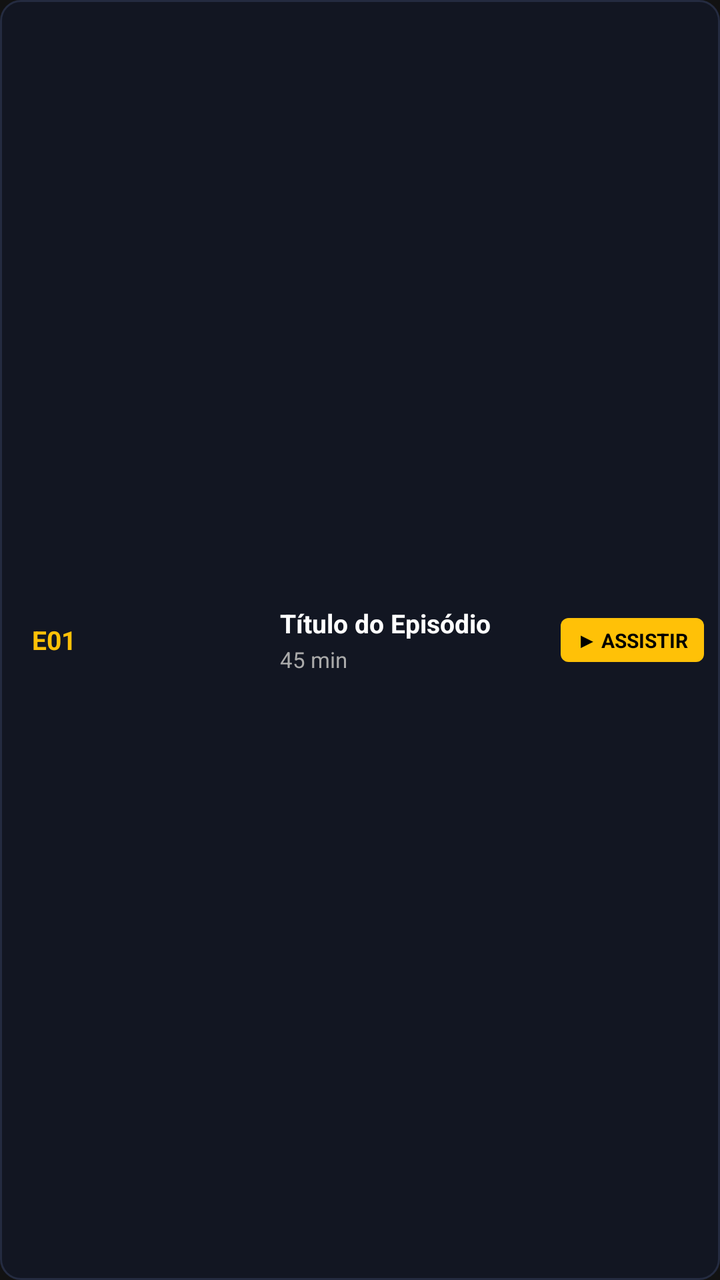
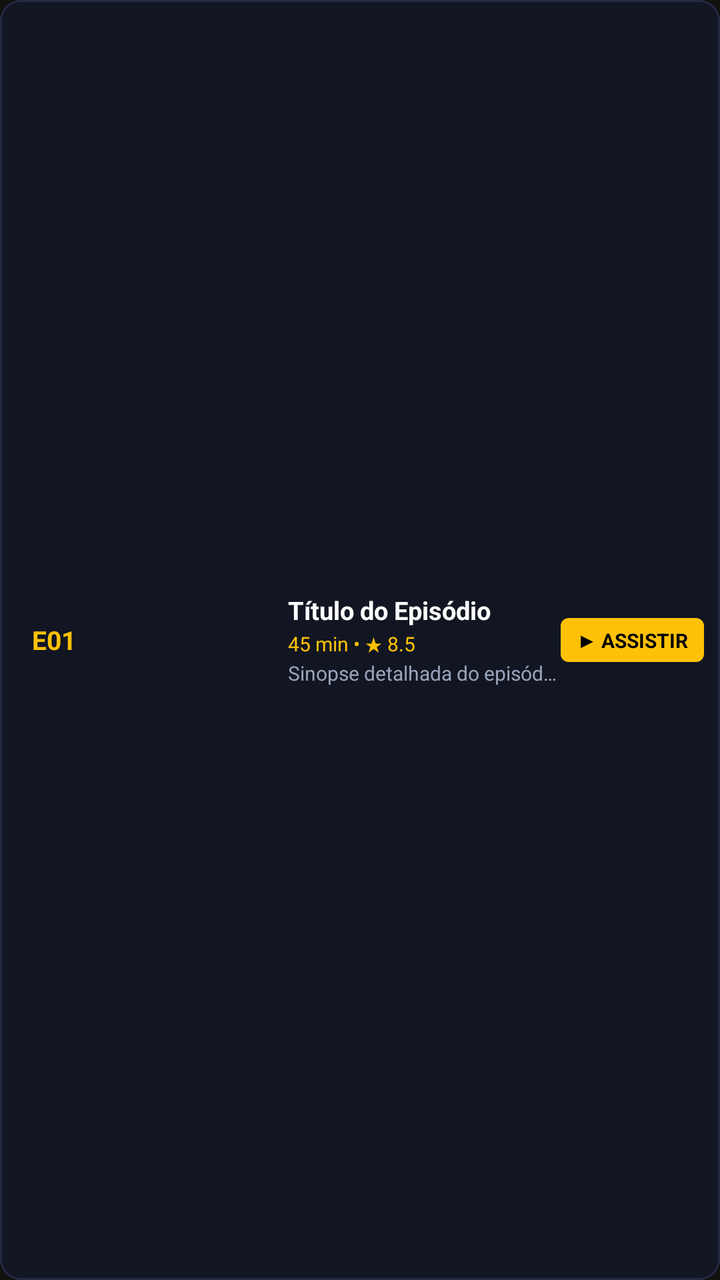

Compare the two renders of this Android layout. The source of the first and the diff that turns it into the second are given below.
<!-- AndroidManifest.xml: application theme Theme.AndPlay -->
<!-- res/layout/item_episode_card.xml -->
<?xml version="1.0" encoding="utf-8"?>
<LinearLayout xmlns:android="http://schemas.android.com/apk/res/android"
    android:id="@+id/epCardRoot"
    android:layout_width="match_parent"
    android:layout_height="68dp"
    android:layout_marginStart="6dp"
    android:layout_marginEnd="6dp"
    android:layout_marginTop="2dp"
    android:layout_marginBottom="4dp"
    android:background="@drawable/card_focus_bg"
    android:clickable="true"
    android:focusable="true"
    android:focusableInTouchMode="true"
    android:gravity="center_vertical"
    android:orientation="horizontal"
    android:paddingStart="8dp"
    android:paddingEnd="8dp"
    android:paddingTop="6dp"
    android:paddingBottom="6dp">

    <TextView
        android:id="@+id/epNum"
        android:layout_width="38dp"
        android:layout_height="wrap_content"
        android:gravity="center"
        android:text="E01"
        android:textColor="#FFC107"
        android:textSize="13sp"
        android:textStyle="bold" />

    <ImageView
        android:id="@+id/epThumb"
        android:layout_width="80dp"
        android:layout_height="52dp"
        android:layout_marginStart="4dp"
        android:scaleType="centerCrop" />

    <LinearLayout
        android:layout_width="0dp"
        android:layout_height="wrap_content"
        android:layout_marginStart="10dp"
        android:layout_weight="1"
        android:orientation="vertical">

        <TextView
            android:id="@+id/epTitle"
            android:layout_width="match_parent"
            android:layout_height="wrap_content"
            android:ellipsize="end"
            android:maxLines="1"
            android:text="Título do Episódio"
            android:textColor="#FFFFFF"
            android:textSize="13sp"
            android:textStyle="bold" />

        <TextView
            android:id="@+id/epDuration"
            android:layout_width="match_parent"
            android:layout_height="wrap_content"
            android:layout_marginTop="2dp"
            android:text="45 min"
            android:textColor="#AAAAAA"
            android:textSize="11sp" />
    </LinearLayout>

    <TextView
        android:id="@+id/epWatchBtn"
        android:layout_width="wrap_content"
        android:layout_height="wrap_content"
        android:background="@drawable/badge_gold"
        android:paddingStart="8dp"
        android:paddingTop="4dp"
        android:paddingEnd="8dp"
        android:paddingBottom="4dp"
        android:text="▶ ASSISTIR"
        android:textColor="#000000"
        android:textSize="10sp"
        android:textStyle="bold" />
</LinearLayout>
<!-- resources referenced by this layout -->
<resources>
  <!-- drawable badge_gold (drawable) -->
  <?xml version="1.0" encoding="utf-8"?>
  <shape xmlns:android="http://schemas.android.com/apk/res/android"
      android:shape="rectangle">
      <corners android:radius="4dp" />
      <solid android:color="#FFC107" />
  </shape>
  <!-- drawable card_focus_bg (drawable) -->
  <?xml version="1.0" encoding="utf-8"?>
  <selector xmlns:android="http://schemas.android.com/apk/res/android">
      <item android:state_focused="true">
          <shape android:shape="rectangle">
              <corners android:radius="10dp" />
              <solid android:color="#1A2035" />
              <stroke android:width="2.5dp" android:color="#FFC107" />
          </shape>
      </item>
      <item android:state_selected="true">
          <shape android:shape="rectangle">
              <corners android:radius="10dp" />
              <solid android:color="#1A2035" />
              <stroke android:width="2dp" android:color="#FFC107" />
          </shape>
      </item>
      <item>
          <shape android:shape="rectangle">
              <corners android:radius="10dp" />
              <solid android:color="#121622" />
              <stroke android:width="1dp" android:color="#242B40" />
          </shape>
      </item>
  </selector>
  <style name="Theme.AndPlay" parent="@android:style/Theme.NoTitleBar.Fullscreen">
          <item name="android:windowBackground">#121212</item>
      </style>
</resources>

<!-- the commit's change to res/layout/item_episode_card.xml (unified diff, before → after) -->
@@ -2,12 +2,13 @@
 <LinearLayout xmlns:android="http://schemas.android.com/apk/res/android"
     android:id="@+id/epCardRoot"
     android:layout_width="match_parent"
-    android:layout_height="68dp"
+    android:layout_height="76dp"
     android:layout_marginStart="6dp"
     android:layout_marginEnd="6dp"
     android:layout_marginTop="2dp"
     android:layout_marginBottom="4dp"
     android:background="@drawable/card_focus_bg"
+    android:foreground="@drawable/card_focus_fg"
     android:clickable="true"
     android:focusable="true"
     android:focusableInTouchMode="true"
@@ -30,8 +31,8 @@
 
     <ImageView
         android:id="@+id/epThumb"
-        android:layout_width="80dp"
-        android:layout_height="52dp"
+        android:layout_width="84dp"
+        android:layout_height="58dp"
         android:layout_marginStart="4dp"
         android:scaleType="centerCrop" />
 
@@ -50,17 +51,28 @@
             android:maxLines="1"
             android:text="Título do Episódio"
             android:textColor="#FFFFFF"
-            android:textSize="13sp"
+            android:textSize="12.5sp"
             android:textStyle="bold" />
 
         <TextView
             android:id="@+id/epDuration"
             android:layout_width="match_parent"
             android:layout_height="wrap_content"
-            android:layout_marginTop="2dp"
-            android:text="45 min"
-            android:textColor="#AAAAAA"
-            android:textSize="11sp" />
+            android:layout_marginTop="1dp"
+            android:text="45 min • ★ 8.5"
+            android:textColor="#FFC107"
+            android:textSize="10sp" />
+
+        <TextView
+            android:id="@+id/epPlot"
+            android:layout_width="match_parent"
+            android:layout_height="wrap_content"
+            android:layout_marginTop="1dp"
+            android:ellipsize="end"
+            android:maxLines="1"
+            android:text="Sinopse detalhada do episódio..."
+            android:textColor="#99A4BA"
+            android:textSize="10sp" />
     </LinearLayout>
 
     <TextView
<!-- resource entries referenced after the edit -->
@@ -32,6 +32,31 @@
           </shape>
       </item>
   </selector>
+  <!-- drawable card_focus_fg (drawable) -->
+  <?xml version="1.0" encoding="utf-8"?>
+  <selector xmlns:android="http://schemas.android.com/apk/res/android">
+      <item android:state_focused="true">
+          <shape android:shape="rectangle">
+              <corners android:radius="10dp" />
+              <solid android:color="#00000000" />
+              <stroke android:width="3dp" android:color="#FFC107" />
+          </shape>
+      </item>
+      <item android:state_selected="true">
+          <shape android:shape="rectangle">
+              <corners android:radius="10dp" />
+              <solid android:color="#00000000" />
+              <stroke android:width="2.5dp" android:color="#FFC107" />
+          </shape>
+      </item>
+      <item>
+          <shape android:shape="rectangle">
+              <corners android:radius="10dp" />
+              <solid android:color="#00000000" />
+              <stroke android:width="1dp" android:color="#22334A" />
+          </shape>
+      </item>
+  </selector>
   <style name="Theme.AndPlay" parent="@android:style/Theme.NoTitleBar.Fullscreen">
           <item name="android:windowBackground">#121212</item>
       </style>
